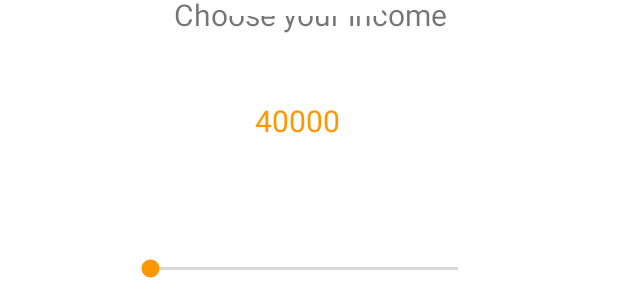
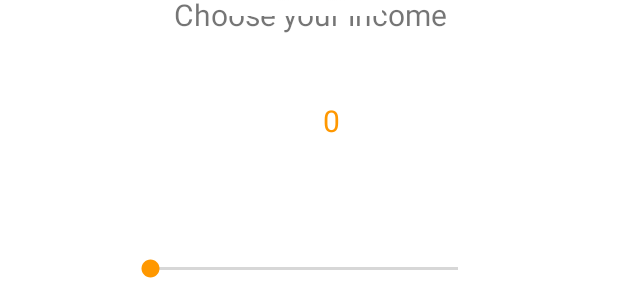
Before and after one commit to stevezhao1/Bakeryproject, an Android app: the layout activity_demographic.xml on its own in the app's theme, with its tools: preview values and no code run, on a phone screen of 412 x 824 dp. Shown: the part 372-672 px from the top of the screen. Run offline under Robolectric (Android 15) with nearby library versions, the phone set to English and light mode, and no system bars.

Commit message:
simple change

```diff
--- a/app/src/main/java/com/example/backery4/model/ProductModel.java
+++ b/app/src/main/java/com/example/backery4/model/ProductModel.java
@@ -6,7 +6,6 @@ public class ProductModel {
     public String price;
     public String quantity;
     public int imagePath;
-    //    public int price;
 
 
     public ProductModel(String productName, String price, String quantity, int imagePath) {
--- a/app/src/main/res/layout/activity_demographic.xml
+++ b/app/src/main/res/layout/activity_demographic.xml
@@ -39,7 +39,7 @@
         android:layout_height="wrap_content"
         android:layout_marginTop="204dp"
         android:layout_marginEnd="52dp"
-        android:text="40000"
+        android:text="0"
         android:textColor="#FF9800"
         android:textSize="20dp"
         app:layout_constraintEnd_toEndOf="@+id/store"
```
